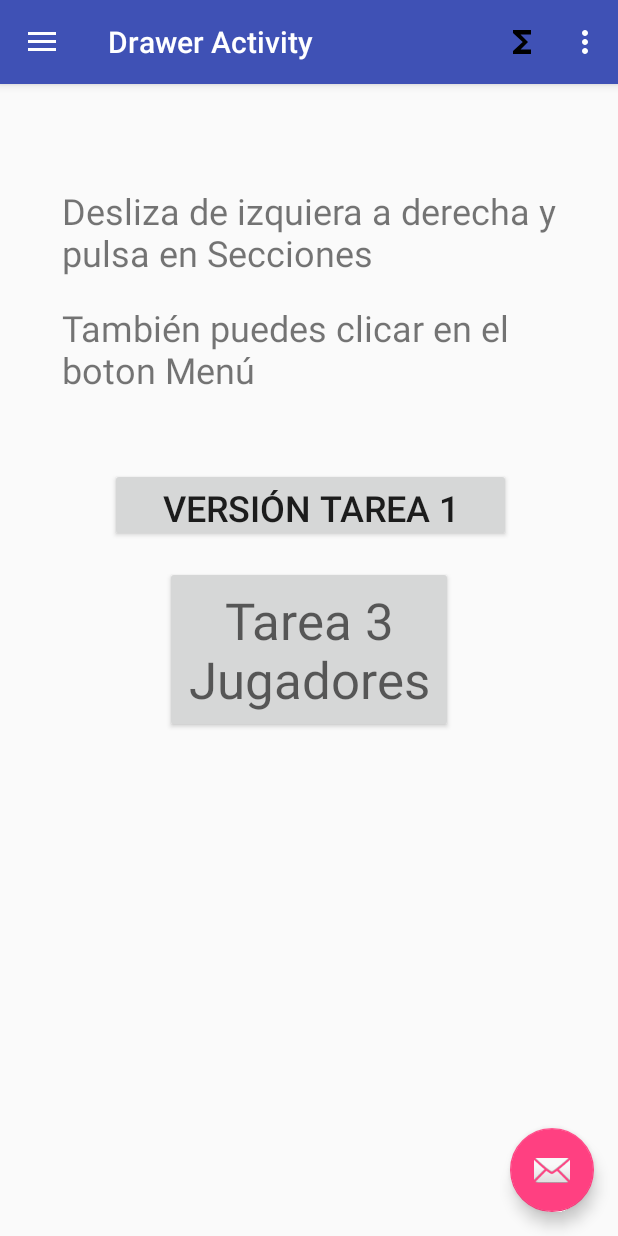
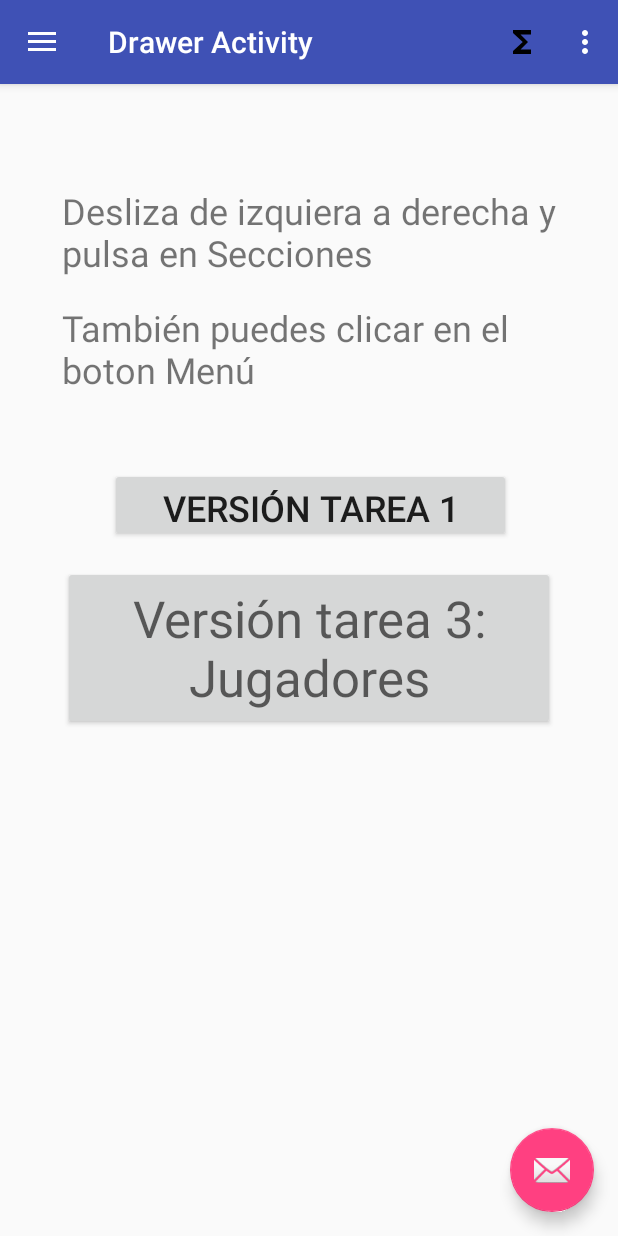
Before and after one commit to manerele/AjedrezDidApp, an Android app: the DrawerActivity screen opened directly, with no data from a screen before it, on a phone screen of 412 x 824 dp. Run offline under Robolectric (Android 15) with nearby library versions, the phone set to English and light mode, and no system bars.

Commit message:
Cambio botón Tarea 3

```diff
--- a/app/src/main/res/layout/content_drawer.xml
+++ b/app/src/main/res/layout/content_drawer.xml
@@ -53,8 +53,8 @@
 
     <Button
         android:id="@+id/buttonJugadores"
-        android:layout_width="192dp"
-        android:layout_height="111dp"
+        android:layout_width="328dp"
+        android:layout_height="109dp"
         android:layout_marginStart="8dp"
         android:layout_marginLeft="8dp"
         android:layout_marginTop="16dp"
--- a/app/src/main/res/values/strings.xml
+++ b/app/src/main/res/values/strings.xml
@@ -421,7 +421,7 @@ puntualmente a algún jugador destacado, que podría ser de categorías de promo
     <string name="player_year_def">Año Defucion</string>
     <string name="player_elo">Elo</string>
 
-    <string name="buttonJugadores">Tarea 3 Jugadores</string>
+    <string name="buttonJugadores">Versión tarea 3: Jugadores</string>
 
     <string name="title_player_detalle_activity">Detalle Activity</string>
 
```
Also changed, not shown: 41 other files.
